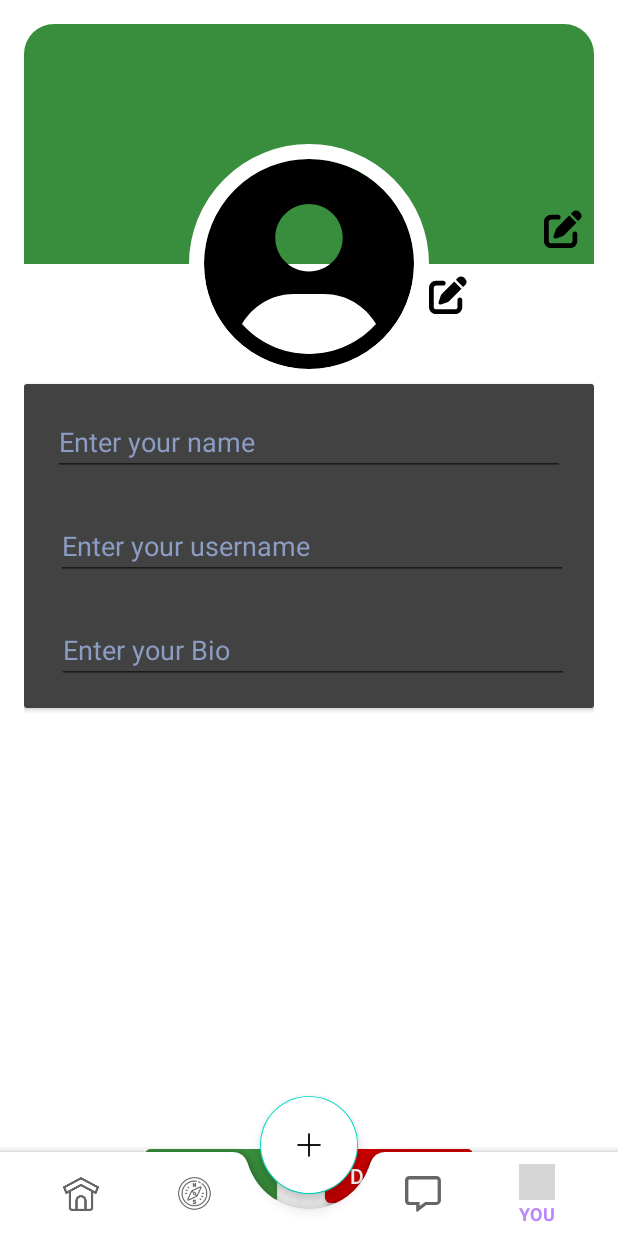
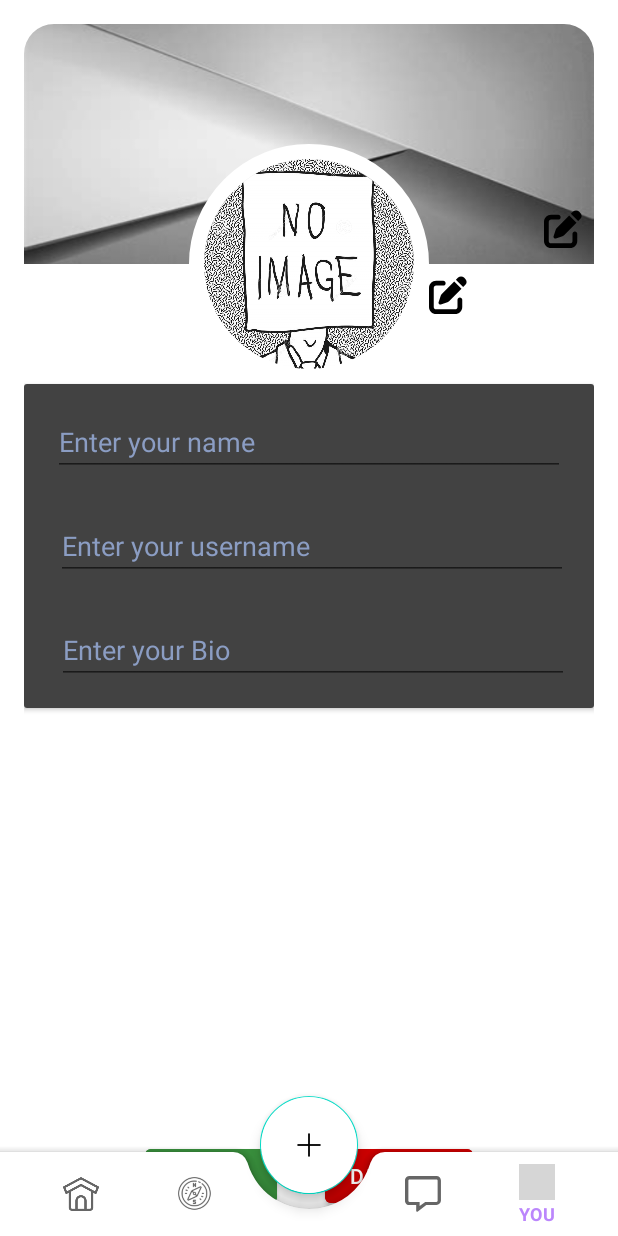
Before and after one commit to adiupd123/FingerTrip, an Android app: the fragment EditProfileFragment placed in its activity, after a tap on "Edit profile", on a phone screen of 412 x 824 dp. Run offline under Robolectric (Android 15) with nearby library versions, the phone set to English and light mode, and no system bars; our stand-ins replace Firebase (no records; nobody signed in at launch, a user with empty details on screens opened directly); libraries missing offline, so code that uses them is left out: com.github.drjacky.imagepicker; plain views replace CircularImageView; grey boxes are pictures that could not be loaded.

Commit message:
Add EditUserProfileViewModel, binding and small changes

```diff
--- a/app/src/main/java/com/adiupd123/fingertrip/EditProfileFragment.java
+++ b/app/src/main/java/com/adiupd123/fingertrip/EditProfileFragment.java
@@ -41,10 +41,12 @@ import kotlin.jvm.internal.Intrinsics;
 
 public class EditProfileFragment extends Fragment {
 
+    ImageView profilePhotoImageView, profileCoverImageView;
+    EditText nameEditText, usernameEditText, bioEditText;
     ImageButton editProfilePhoto, editProfileCover;
     Button saveButton, discardButton;
-    ImageView profilePhotoImageView, profileCoverImageView;
-    EditText nameEditText, usernameEditText, bioEditText;
+
+    Bundle userNewData;
 
     ActivityResultLauncher<Intent> profilePhotoPicker, profileCoverPicker;
     Context fragmentContext;
@@ -76,11 +78,13 @@ public class EditProfileFragment extends Fragment {
     public void onViewCreated(@NonNull View view, @Nullable Bundle savedInstanceState) {
         super.onViewCreated(view, savedInstanceState);
 
+        userNewData = new Bundle();
+
         profilePhotoImageView = view.findViewById(R.id.profilePhoto_imageView);
         profileCoverImageView = view.findViewById(R.id.profileCover_imageView);
         nameEditText = view.findViewById(R.id.nameEdit_editText);
         usernameEditText = view.findViewById(R.id.usernameEdit_editText);
-        bioEditText = view.findViewById(R.id.bio_editText);
+        bioEditText = view.findViewById(R.id.bioEdit_editText);
 
         editProfilePhoto = view.findViewById(R.id.editProfilePhoto_imageButton);
         editProfileCover = view.findViewById(R.id.editProfileCover_imageButton);
@@ -92,11 +96,15 @@ public class EditProfileFragment extends Fragment {
 
         editUserProfileViewModel = new EditUserProfileViewModel();
 
+        editUserProfileViewModel.setName(nameEditText.getText().toString());
+        editUserProfileViewModel.setUsername(usernameEditText.getText().toString());
+        editUserProfileViewModel.setBio(usernameEditText.getText().toString());
+
         profilePhotoPicker = registerForActivityResult(new ActivityResultContracts.StartActivityForResult(),(ActivityResult result)->{
             if(result.getResultCode()==RESULT_OK){
                 Uri uri=result.getData().getData();
                 // Use the uri to load the image
-                editUserProfileViewModel.profilePhoto = uri;
+                editUserProfileViewModel.setProfilePhoto(uri);
                 profilePhotoImageView.setImageURI(uri);
             }else if(result.getResultCode()== ImagePicker.RESULT_ERROR){
                 // Use ImagePicker.Companion.getError(result.getData()) to show an error
@@ -108,7 +116,7 @@ public class EditProfileFragment extends Fragment {
             if(result.getResultCode()==RESULT_OK){
                 Uri uri=result.getData().getData();
                 // Use the uri to load the image
-                editUserProfileViewModel.profileCover = uri;
+                editUserProfileViewModel.setProfileCover(uri);
                 profileCoverImageView.setImageURI(uri);
             }else if(result.getResultCode()== ImagePicker.RESULT_ERROR){
                 // Use ImagePicker.Companion.getError(result.getData()) to show an error
@@ -156,5 +164,19 @@ public class EditProfileFragment extends Fragment {
                         }));
             }
         });
+
+        saveButton.setOnClickListener(new View.OnClickListener() {
+            @Override
+            public void onClick(View view) {
+                openUserProfileFragment();
+            }
+        });
+    }
+    public void openUserProfileFragment(){
+        userNewData.putString("name",editUserProfileViewModel.getName());
+        userNewData.putString("username",editUserProfileViewModel.getUsername());
+        userNewData.putString("bio",editUserProfileViewModel.getBio());
+        userNewData.putString("photoUri",editUserProfileViewModel.getProfilePhoto().toString());
+        userNewData.putString("coverUri",editUserProfileViewModel.getProfileCover().toString());
     }
 }
--- a/app/src/main/java/com/adiupd123/fingertrip/UserProfileFragment.java
+++ b/app/src/main/java/com/adiupd123/fingertrip/UserProfileFragment.java
@@ -2,6 +2,7 @@ package com.adiupd123.fingertrip;
 
 import android.content.Context;
 import android.content.Intent;
+import android.net.Uri;
 import android.os.Bundle;
 
 import androidx.annotation.NonNull;
@@ -15,32 +16,39 @@ import android.widget.Button;
 import android.widget.EditText;
 import android.widget.TextView;
 
+import com.adiupd123.fingertrip.databinding.FragmentUserProfileBinding;
 import com.google.firebase.auth.FirebaseAuth;
 import com.google.firebase.auth.FirebaseUser;
 import com.google.firebase.database.DatabaseReference;
 import com.google.firebase.database.FirebaseDatabase;
 
-public class UserProfileFragment extends Fragment implements View.OnClickListener{
+public class UserProfileFragment extends Fragment {
 
     @Override
     public void onAttach(@NonNull Context context) {
         super.onAttach(context);
     }
 
-    public UserProfileFragment(){
-        super(R.layout.fragment_user_profile);
-    }
+    private FragmentUserProfileBinding binding;
 
     private FirebaseAuth mAuth;
     private FirebaseUser currentUser;
     private FirebaseDatabase rootNode;
     private DatabaseReference databaseReference;
 
-    private TextView emailTextView, nameTextView;
-    private Button editProfileButton, signOutButton;
     private Fragment editProfileFragment;
 
-    private int followers, following, posts;
+    Uri photo, cover;
+
+    @Override
+    @Nullable
+    public View onCreateView (LayoutInflater inflater,
+                              ViewGroup container,
+                              Bundle savedInstanceState) {
+        binding = FragmentUserProfileBinding.inflate(inflater, container, false);
+        View view = binding.getRoot();
+        return view;
+    }
 
     @Override
     public void onViewCreated(@NonNull View view, @Nullable Bundle savedInstanceState) {
@@ -53,35 +61,39 @@ public class UserProfileFragment extends Fragment implements View.OnClickListene
 
         editProfileFragment = new EditProfileFragment();
 
-        nameTextView = view.findViewById(R.id.personName_textView);
-//        nameTextView.setText(currentUser.getDisplayName());
+        binding.editProfileButton.setOnClickListener(new View.OnClickListener() {
+            @Override
+            public void onClick(View view) {
+                openEditProfileFragment();
+            }
+        });
+        binding.signOutButton.setOnClickListener(new View.OnClickListener() {
+            @Override
+            public void onClick(View view) {
+                signOut();
+            }
+        });
 
-        editProfileButton = view.findViewById(R.id.editProfile_button);
-        editProfileButton.setOnClickListener(this);
-
-        emailTextView = view.findViewById(R.id.email_textView);
-        String email = mAuth.getCurrentUser().getEmail();
-        emailTextView.setText("User's Email Address: " + email);
-
-        signOutButton =  view.findViewById(R.id.signOut_button);
-        signOutButton.setOnClickListener(this);
+        String email = currentUser.getEmail();
+        binding.emailTextView.setText("User's Email Address: " + email);
     }
 
+    public void openEditProfileFragment(){
+        getActivity().getSupportFragmentManager().beginTransaction()
+                .remove(this)
+                .add(R.id.fragment_container_view, editProfileFragment, "find this fragment")
+                .addToBackStack(null)
+                .commit();
+    }
+
+    public void signOut(){
+        mAuth.signOut();
+        onDestroyView();
+        startActivity(new Intent(getContext(), SignInActivity.class));
+    }
     @Override
-    public void onClick(View view) {
-        switch(view.getId()){
-            case R.id.signOut_button:
-                mAuth.signOut();
-                onDestroyView();
-                startActivity(new Intent(getContext(), SignInActivity.class));
-                break;
-            case R.id.editProfile_button:
-                getActivity().getSupportFragmentManager().beginTransaction()
-                        .remove(this)
-                        .add(R.id.fragment_container_view, editProfileFragment, "find this fragment")
-                        .addToBackStack(null)
-                        .commit();
-                break;
-        }
+    public void onDestroyView() {
+        super.onDestroyView();
+        binding = null;
     }
 }
--- a/app/src/main/res/layout/activity_main.xml
+++ b/app/src/main/res/layout/activity_main.xml
@@ -4,6 +4,7 @@
     xmlns:tools="http://schemas.android.com/tools"
     android:layout_width="match_parent"
     android:layout_height="match_parent"
+    tools:viewBindingIgnore="true"
     tools:context=".MainActivity">
 
     <androidx.fragment.app.FragmentContainerView
--- a/app/src/main/res/layout/activity_password_reset.xml
+++ b/app/src/main/res/layout/activity_password_reset.xml
@@ -4,6 +4,7 @@
     xmlns:tools="http://schemas.android.com/tools"
     android:layout_width="match_parent"
     android:layout_height="match_parent"
+    tools:viewBindingIgnore="true"
     tools:context=".PasswordResetActivity">
 
     <EditText
--- a/app/src/main/res/layout/activity_sign_in.xml
+++ b/app/src/main/res/layout/activity_sign_in.xml
@@ -5,6 +5,7 @@
     android:layout_width="match_parent"
     android:layout_height="match_parent"
     tools:context=".SignInActivity"
+    tools:viewBindingIgnore="true"
     android:padding="8dp">
 
     <ImageView
--- a/app/src/main/res/layout/activity_sign_up.xml
+++ b/app/src/main/res/layout/activity_sign_up.xml
@@ -4,6 +4,7 @@
     xmlns:tools="http://schemas.android.com/tools"
     android:layout_width="match_parent"
     android:layout_height="wrap_content"
+    tools:viewBindingIgnore="true"
     tools:context=".SignUpActivity">
 
     <androidx.constraintlayout.widget.ConstraintLayout
--- a/app/src/main/res/layout/fragment_edit_profile.xml
+++ b/app/src/main/res/layout/fragment_edit_profile.xml
@@ -21,7 +21,7 @@
             android:layout_height="160dp"
             android:scaleType="centerCrop"
             android:layout_alignParentTop="true"
-            android:background="@color/green_700"
+            android:src="@drawable/no_profile_background"
             app:shapeAppearanceOverlay="@style/roundedCorners" />
 
         <ImageButton
@@ -44,7 +44,7 @@
             android:layout_centerHorizontal="true"
             android:layout_marginTop="80dp"
             android:scaleType="fitCenter"
-            android:src="@drawable/ic_user_profile"
+            android:src="@drawable/ic_default_profile"
             app:civ_border_color="@color/white"
             app:civ_border_width="10dp"/>
 
@@ -103,7 +103,7 @@
                     app:layout_constraintTop_toBottomOf="@id/nameEdit_editText" />
 
                 <EditText
-                    android:id="@+id/bio_editText"
+                    android:id="@+id/bioEdit_editText"
                     android:layout_width="wrap_content"
                     android:layout_height="wrap_content"
                     android:layout_marginTop="24dp"
--- a/app/src/main/res/layout/fragment_user_profile.xml
+++ b/app/src/main/res/layout/fragment_user_profile.xml
@@ -85,7 +85,8 @@
                 android:layout_width="match_parent"
                 android:layout_height="160dp"
                 android:layout_alignParentTop="true"
-                android:background="@color/green_700"
+                android:src="@drawable/no_profile_background"
+                android:scaleType="centerCrop"
                 app:shapeAppearanceOverlay="@style/roundedCorners" />
 
             <com.mikhaellopez.circularimageview.CircularImageView
@@ -95,8 +96,7 @@
                 android:layout_alignParentTop="true"
                 android:layout_centerHorizontal="true"
                 android:layout_marginTop="80dp"
-                android:scaleType="fitCenter"
-                android:src="@drawable/ic_user_profile"
+                android:src="@drawable/ic_default_profile"
                 app:civ_border_color="@color/white"
                 app:civ_border_width="10dp" />
 
```
Also changed, not shown: app/src/main/java/com/adiupd123/fingertrip/UserHelperClass.java (+7 -0 lines), app/src/main/res/drawable-v24/ic_default_profile.png (added), app/src/main/res/drawable-v24/no_profile_background.png (added).
